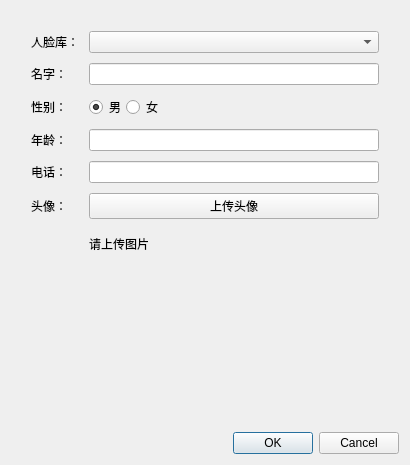
Qt form app/ui/NewFaceUI.ui (Meydan-ZHOU/smileSystem) before a commit.
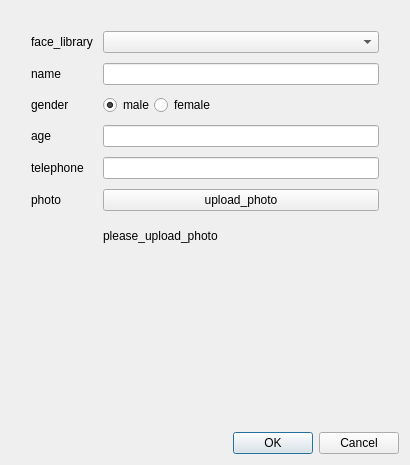
The same form after that commit.

```diff
--- a/app/ui/NewFaceUI.ui
+++ b/app/ui/NewFaceUI.ui
@@ -56,7 +56,7 @@
      <item row="2" column="0">
       <widget class="QLabel" name="label_2">
        <property name="text">
-        <string>性别：</string>
+        <string>gender</string>
        </property>
       </widget>
      </item>
@@ -70,7 +70,7 @@
      <item row="3" column="0">
       <widget class="QLabel" name="label_3">
        <property name="text">
-        <string>年龄：</string>
+        <string>age</string>
        </property>
       </widget>
      </item>
@@ -80,7 +80,7 @@
         <cursorShape>PointingHandCursor</cursorShape>
        </property>
        <property name="text">
-        <string>上传头像</string>
+        <string>upload_photo</string>
        </property>
       </widget>
      </item>
@@ -99,7 +99,7 @@
         </size>
        </property>
        <property name="text">
-        <string>请上传图片</string>
+        <string>please_upload_photo</string>
        </property>
       </widget>
      </item>
@@ -132,7 +132,7 @@
           <item>
            <widget class="QRadioButton" name="radioButton_man">
             <property name="text">
-             <string>男</string>
+             <string>male</string>
             </property>
             <property name="checked">
              <bool>true</bool>
@@ -142,7 +142,7 @@
           <item>
            <widget class="QRadioButton" name="radioButton_female">
             <property name="text">
-             <string>女</string>
+             <string>female</string>
             </property>
            </widget>
           </item>
@@ -154,7 +154,7 @@
      <item row="4" column="0">
       <widget class="QLabel" name="label_4">
        <property name="text">
-        <string>电话：</string>
+        <string>telephone</string>
        </property>
       </widget>
      </item>
@@ -170,21 +170,21 @@
         </sizepolicy>
        </property>
        <property name="text">
-        <string>头像：</string>
+        <string>photo</string>
        </property>
       </widget>
      </item>
      <item row="1" column="0">
       <widget class="QLabel" name="label">
        <property name="text">
-        <string>名字：</string>
+        <string>name</string>
        </property>
       </widget>
      </item>
      <item row="0" column="0">
       <widget class="QLabel" name="label_5">
        <property name="text">
-        <string>人脸库：</string>
+        <string>face_library</string>
        </property>
       </widget>
      </item>
```
Left out of the diff: 2 changed lines with no effect on the pictures.
